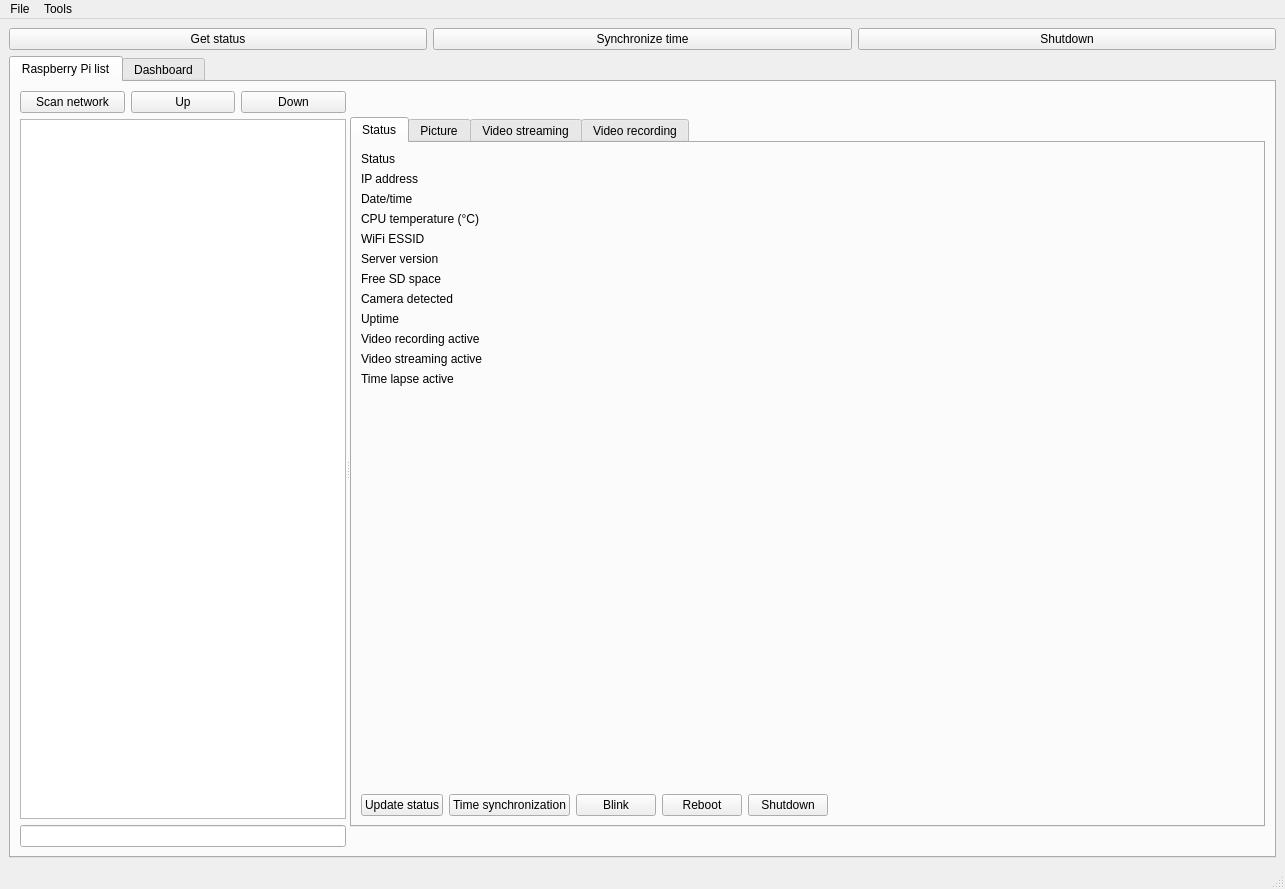
Before: the Qt Designer form src/coordinator/coordinator.ui in olivierfriard/raspberry_video-recording_coordinator, drawn with Qt 5.
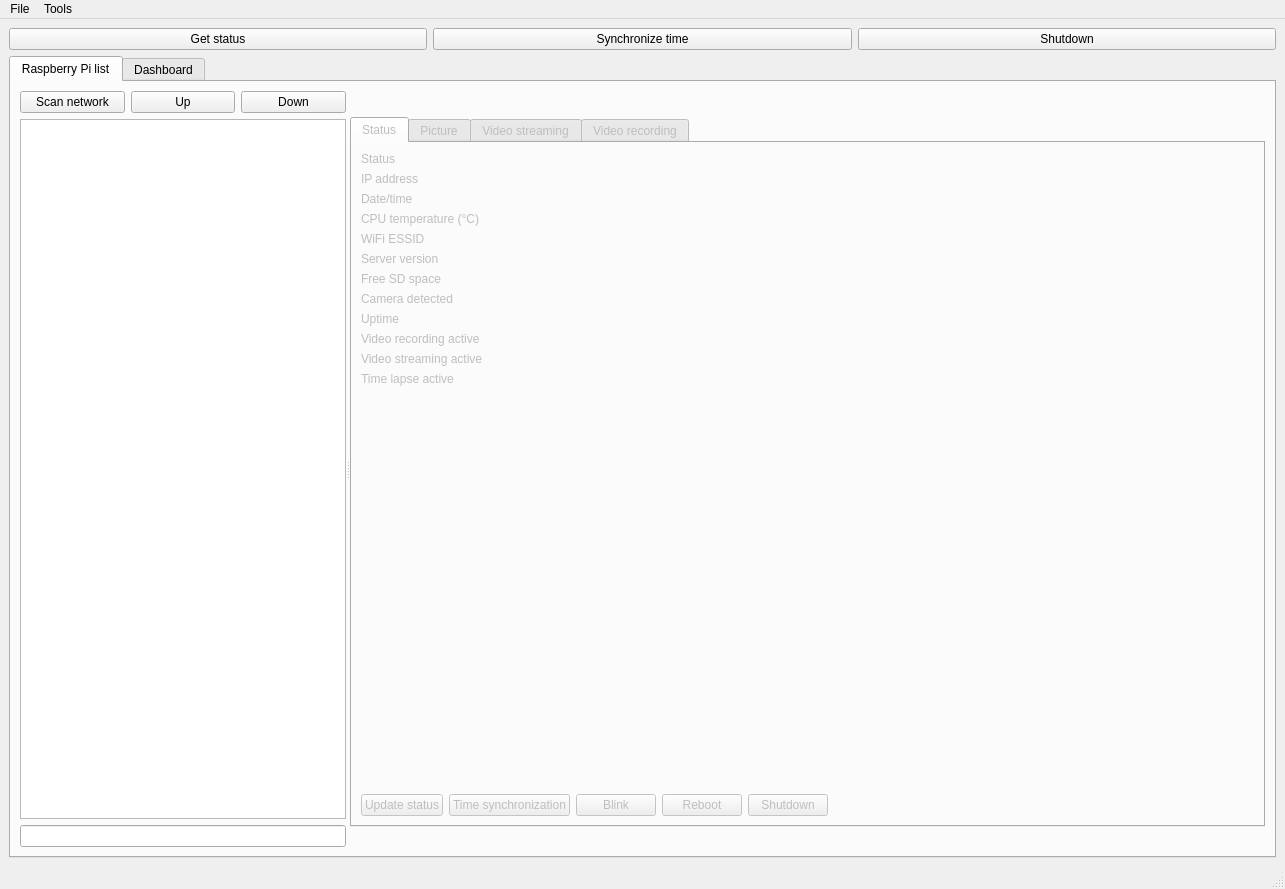
After: the same form once the commit is applied. The open tabs and pages were chosen to show the change.

```diff
--- a/src/coordinator/coordinator.ui
+++ b/src/coordinator/coordinator.ui
@@ -114,6 +114,9 @@
             </item>
             <item>
              <widget class="QTabWidget" name="rasp_tw">
+              <property name="enabled">
+               <bool>false</bool>
+              </property>
               <property name="currentIndex">
                <number>3</number>
               </property>
```
Left out of the diff: 2 changed lines with no effect on the pictures.
